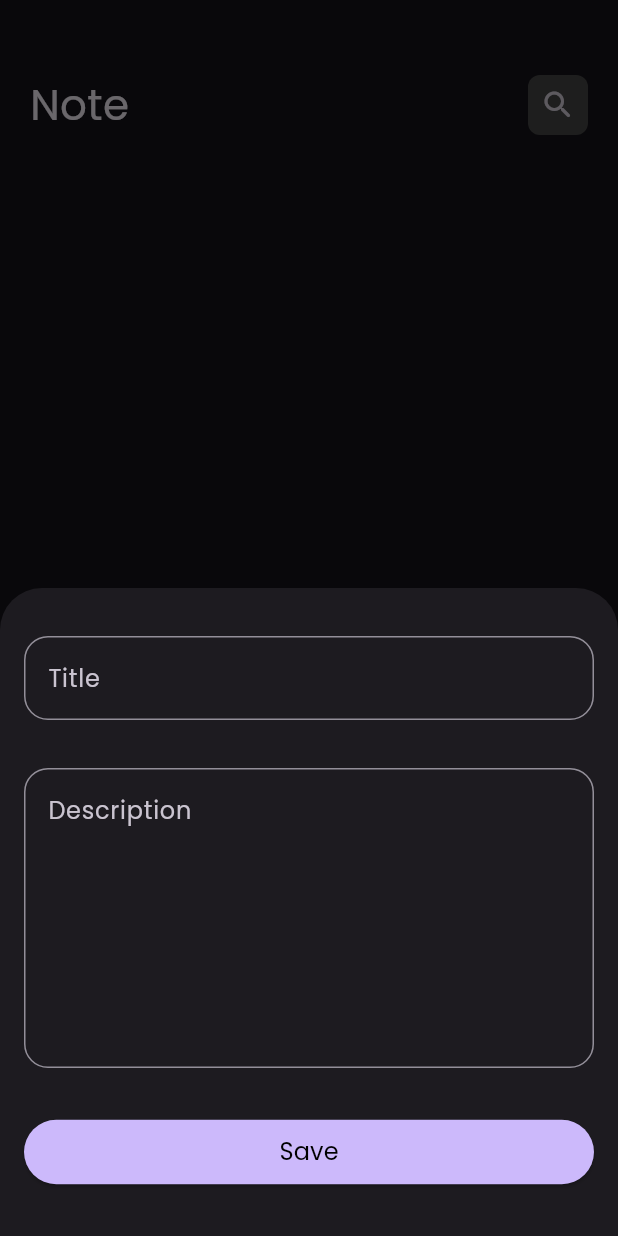
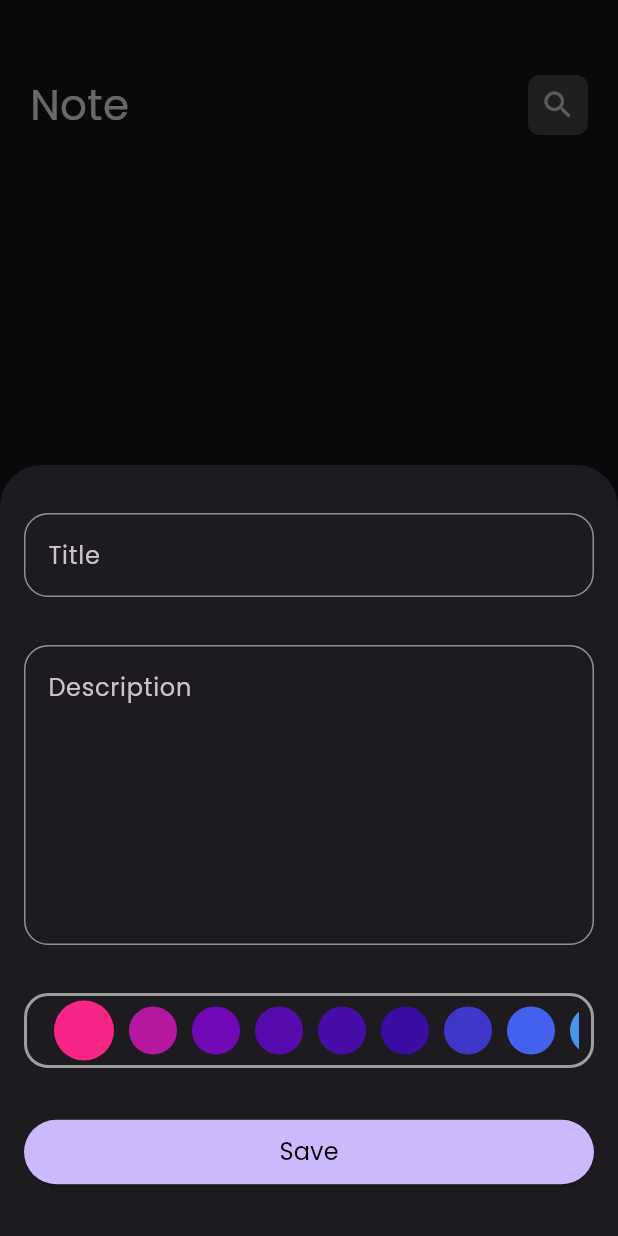
Before and after one commit to marcolous/Flutter-Notes, a Flutter app: the screen it shows after launch, after a tap on the "add" icon, on a phone screen of 412 x 824 dp. Run offline on Flutter 3.47's test engine with Material 3 defaults, Android fonts, the phone set to English and light mode, and no system bars; our stand-ins replace bloc, flutter_bloc, hive, hive_flutter; accounts and stored records are empty.

Commit message:
colors list view

```diff
--- a/lib/views/widgets/add_note_botton_sheet.dart
+++ b/lib/views/widgets/add_note_botton_sheet.dart
@@ -8,6 +8,7 @@ import 'package:notes_app/views/widgets/add_note_form.dart';
 
 class AppNoteBottonSheet extends StatelessWidget {
   const AppNoteBottonSheet({super.key});
+
 
   @override
   Widget build(BuildContext context) {
--- a/lib/views/widgets/add_note_form.dart
+++ b/lib/views/widgets/add_note_form.dart
@@ -3,6 +3,7 @@ import 'package:flutter_bloc/flutter_bloc.dart';
 import 'package:intl/intl.dart';
 import 'package:notes_app/cubits/add_note_cubit/add_note_cubit.dart';
 import 'package:notes_app/models/note_model.dart';
+import 'package:notes_app/views/widgets/colors_list_view.dart';
 import 'package:notes_app/views/widgets/custom_button.dart';
 import 'package:notes_app/views/widgets/custom_text_field.dart';
 
@@ -43,6 +44,8 @@ class _AddNoteFormState extends State<AddNoteForm> {
             },
           ),
           const SizedBox(height: 32),
+          const ColorsListView(),
+          const SizedBox(height: 32),
           BlocBuilder<AddNoteCubit, AddNoteState>(
             builder: (context, state) {
               return CustomBotton(
--- /dev/null
+++ b/lib/views/widgets/colors_list_view.dart
@@ -0,0 +1,82 @@
+import 'package:flutter/material.dart';
+
+class ColorItem extends StatelessWidget {
+  const ColorItem({super.key, required this.isActive, required this.color});
+  final bool isActive;
+  final Color color;
+  @override
+  Widget build(BuildContext context) {
+    return isActive
+        ? CircleAvatar(
+            radius: 20,
+            backgroundColor: color,
+          )
+        : CircleAvatar(
+            radius: 16,
+            backgroundColor: color,
+          );
+  }
+}
+
+class ColorsListView extends StatefulWidget {
+  const ColorsListView({super.key});
+
+  @override
+  State<ColorsListView> createState() => _ColorsListViewState();
+}
+
+class _ColorsListViewState extends State<ColorsListView> {
+  final List<Color> colors = const [
+    Color(0xfff72585),
+    Color(0xffb5179e),
+    Color(0xff7209b7),
+    Color(0xff560bad),
+    Color(0xff480ca8),
+    Color(0xff3a0ca3),
+    Color(0xff3f37c9),
+    Color(0xff4361ee),
+    Color(0xff4895ef),
+    Color(0xff4cc9f0),
+    Color(0xff068D9D),
+    Color(0xff53599A),
+    Color(0xff6D9DC5),
+    Color(0xff80DED9),
+    Color(0xffAEECEF),
+  ];
+  int currentIndex = 0;
+  @override
+  Widget build(BuildContext context) {
+    return Container(
+      decoration: BoxDecoration(
+        borderRadius: BorderRadius.circular(16),
+        border: Border.all(
+          color: Colors.grey, // Set the border color here
+          width: 2.0, // Set the border width if needed
+        ),
+      ),
+      height: 50,
+      child: Padding(
+        padding: const EdgeInsets.symmetric(horizontal: 8),
+        child: ListView.builder(
+          scrollDirection: Axis.horizontal,
+          itemCount: colors.length,
+          itemBuilder: (context, index) {
+            return Padding(
+              padding: const EdgeInsets.only(left: 10),
+              child: GestureDetector(
+                onTap: () {
+                  currentIndex = index;
+                  setState(() {});
+                },
+                child: ColorItem(
+                  color: colors[index],
+                  isActive: currentIndex == index,
+                ),
+              ),
+            );
+          },
+        ),
+      ),
+    );
+  }
+}
```
